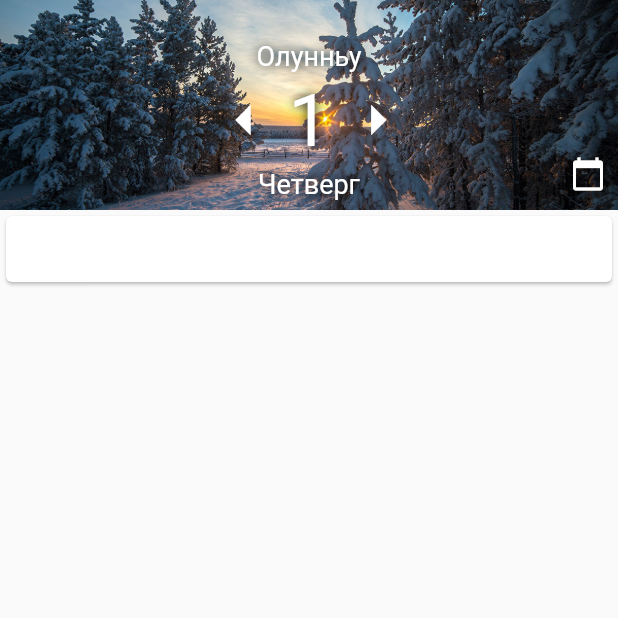
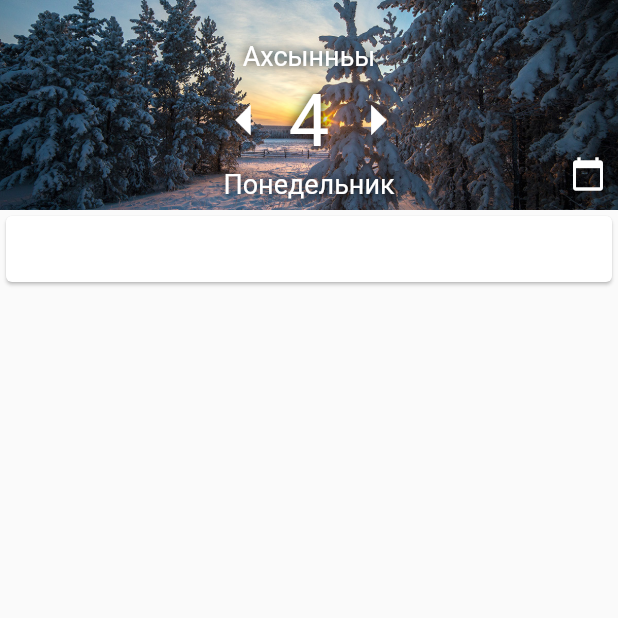
Before and after one commit to Igorpi25/yakut_calendar, a Flutter app: the screen it shows after launch, on a phone screen of 412 x 824 dp, the top half of it. Run offline on Flutter 3.47's test engine with Material 2 defaults, Android fonts, the phone set to English and light mode, and no system bars; drawn by our look-alikes of flutter_html; our stand-ins replace flutter_calendar_carousel.

```diff
--- a/lib/main.dart
+++ b/lib/main.dart
@@ -50,7 +50,7 @@ class MyHomePage extends StatefulWidget {
 
 class _MyHomePageState extends State<MyHomePage> {
 
-  DateTime _currentDate=DateTime.parse("2019-02-01");
+  DateTime _currentDate=DateTime.now();//.parse("2019-02-01");
 
   String article="Статья";
   String summary="Описание";
```
